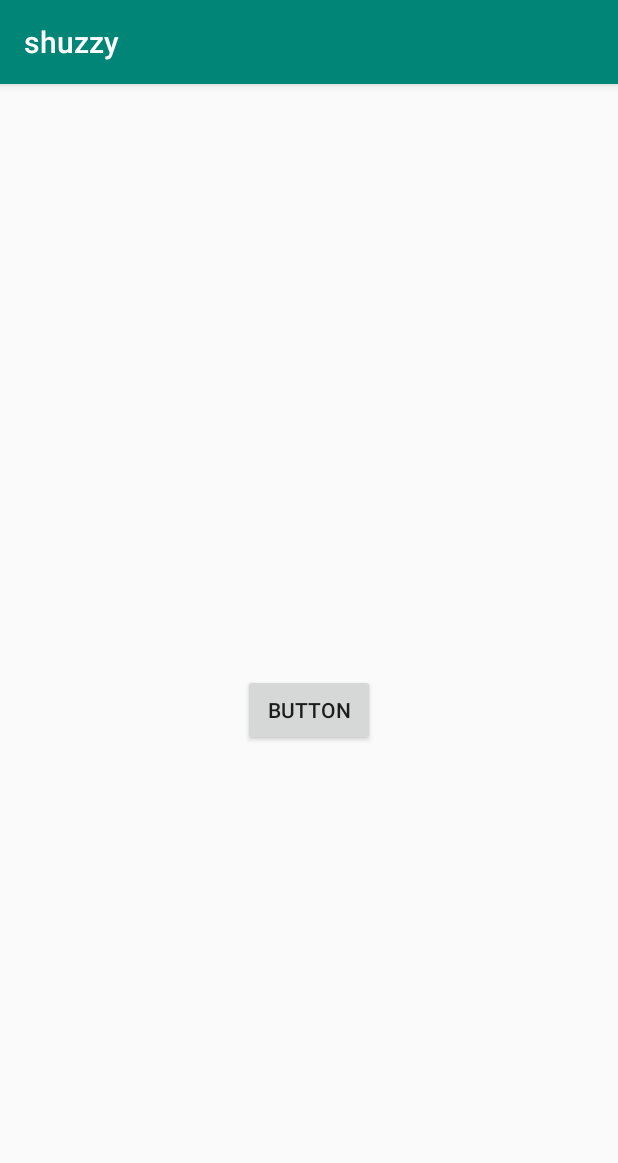
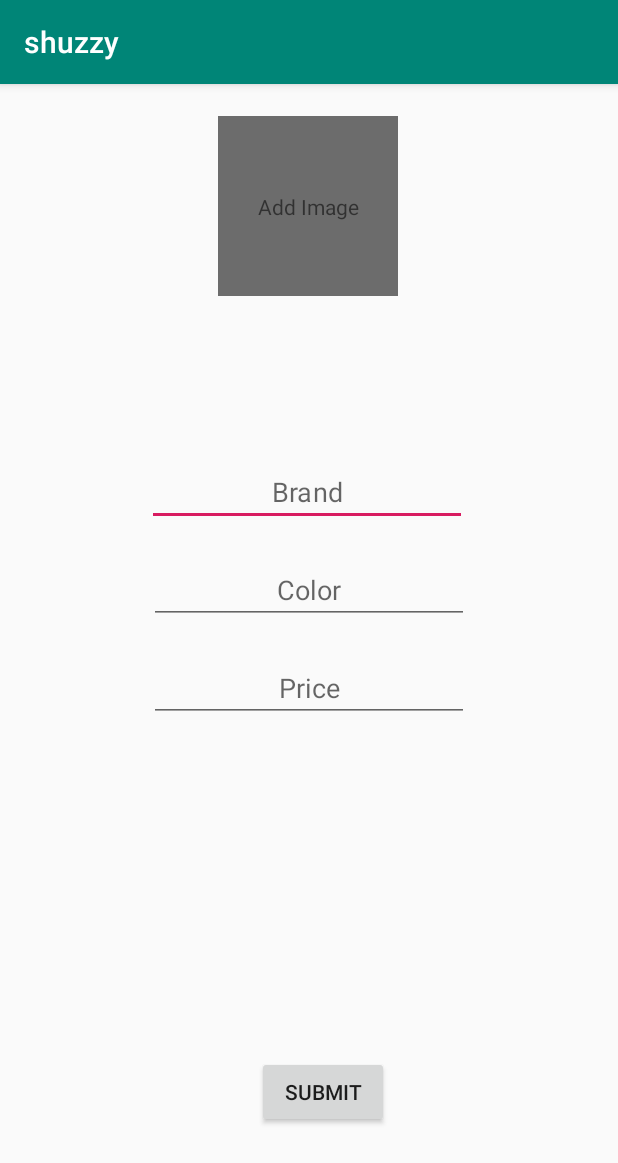
Before and after one commit to junaid-malim/shuzzy, an Android app: the SellerActivity screen opened directly, with no data from a screen before it, on a phone screen of 412 x 824 dp. Shown: the top 1163 px of the screen. Run offline under Robolectric (Android 15) with nearby library versions, the phone set to English and light mode, and no system bars; our stand-ins replace Firebase (no records; nobody signed in at launch, a user with empty details on screens opened directly).

Commit message:
post:sellerActivity pre:cart/wishlist and place order

```diff
--- a/app/src/main/java/com/shuzzy/junaid/shuzzy/MainActivity.java
+++ b/app/src/main/java/com/shuzzy/junaid/shuzzy/MainActivity.java
@@ -9,14 +9,13 @@ import android.support.v7.widget.RecyclerView;
 import com.firebase.ui.database.FirebaseRecyclerAdapter;
 import com.google.firebase.database.DatabaseReference;
 import com.google.firebase.database.FirebaseDatabase;
-import com.google.firebase.firestore.DocumentReference;
-import com.google.firebase.firestore.FirebaseFirestore;
+
 
 public class MainActivity extends AppCompatActivity {
 
     RecyclerView recyclerView;
     FirebaseDatabase firebaseDatabase = FirebaseDatabase.getInstance();
-    DatabaseReference reference = firebaseDatabase.getReference("shoes");
+    DatabaseReference reference = firebaseDatabase.getReference("Shoes");
 
 
     protected void onCreate(Bundle savedInstanceState) {
--- a/app/src/main/java/com/shuzzy/junaid/shuzzy/SellerActivity.java
+++ b/app/src/main/java/com/shuzzy/junaid/shuzzy/SellerActivity.java
@@ -1,47 +1,116 @@
 package com.shuzzy.junaid.shuzzy;
 
 import android.content.Intent;
+import android.database.Cursor;
 import android.net.Uri;
 import android.os.Environment;
+import android.provider.MediaStore;
+import android.support.v4.content.CursorLoader;
 import android.support.v7.app.AppCompatActivity;
 import android.os.Bundle;
+import android.util.Log;
 import android.view.View;
 import android.widget.Button;
+import android.widget.EditText;
+import android.widget.ImageView;
+import android.widget.TextView;
+import android.widget.Toast;
 
 import com.google.firebase.storage.FirebaseStorage;
 import com.google.firebase.storage.StorageReference;
 
 import java.io.File;
+import java.text.SimpleDateFormat;
 
 public class SellerActivity extends AppCompatActivity {
 
     StorageReference storageReference;
 
-    Button button;
+    ImageView imageView;
+    TextView textView;
+    EditText getColor1,getBrand,getPrice;
+    Button Submit;
 
-    Uri uri;
+
+    static final int PICK_IMAGE_REQUEST = 1;
+    String filePath;
+
 
     @Override
     protected void onCreate(Bundle savedInstanceState) {
         super.onCreate(savedInstanceState);
         setContentView(R.layout.activity_seller);
         storageReference=FirebaseStorage.getInstance().getReference();
-
-        button=findViewById(R.id.button2);
-
-        button.setOnClickListener(new View.OnClickListener() {
+        imageView=findViewById(R.id.smpl);
+        textView=findViewById(R.id.textView);
+        getBrand=findViewById(R.id.getBrand);
+        getPrice=findViewById(R.id.getPrice);
+        getColor1=findViewById(R.id.getColor1);
+        Submit=findViewById(R.id.button);
+        Submit.setOnClickListener(new View.OnClickListener() {
             @Override
             public void onClick(View v) {
-                openFolder();
+                new add_product(SellerActivity.this,getBrand.getText().toString(),getColor1.getText().toString(),getPrice.getText().toString(),filePath);
+            }
+        });
+
+        imageView.setOnClickListener(new View.OnClickListener() {
+            @Override
+            public void onClick(View v) {
+                imageBrowse();
             }
         });
 
     }
-    public void openFolder(){
-        Intent intent = new Intent(Intent.ACTION_GET_CONTENT);
-        uri = Uri.parse(Environment.getExternalStorageDirectory().getPath()
-                +  File.separator + "myFolder" + File.separator);
-        intent.setDataAndType(uri, "image/jpg");
-        startActivity(Intent.createChooser(intent, "Open folder"));
+
+
+    private void imageBrowse() {
+        Intent galleryIntent = new Intent(Intent.ACTION_PICK, android.provider.MediaStore.Images.Media.EXTERNAL_CONTENT_URI);
+        startActivityForResult(galleryIntent, PICK_IMAGE_REQUEST);
     }
+
+    public void onActivityResult(int requestCode, int resultCode, Intent data) {
+        super.onActivityResult(requestCode, resultCode, data);
+
+        if (resultCode == RESULT_OK) {
+
+            if(requestCode == PICK_IMAGE_REQUEST){
+                Uri picUri = data.getData();
+
+                filePath = getPath(picUri);
+
+                if (picUri != null) {
+                    Log.d("picUri", picUri.toString());
+                }
+                else {
+                    Toast.makeText(SellerActivity.this, "nulla", Toast.LENGTH_LONG).show();
+                }
+                Log.d("filePath", filePath);
+                textView.setVisibility(View.GONE);
+                imageView.setImageURI(picUri);
+
+            }
+
+        }
+
+    }
+    private String getPath(Uri contentUri) {
+        String[] proj = { MediaStore.Images.Media.DATA };
+        CursorLoader loader = new CursorLoader(getApplicationContext(), contentUri, proj, null, null, null);
+        Cursor cursor = loader.loadInBackground();
+        int column_index = 0;
+        if (cursor != null) {
+            column_index = cursor.getColumnIndexOrThrow(MediaStore.Images.Media.DATA);
+        }
+        else{
+            Toast.makeText(SellerActivity.this,"coloumn nulla",Toast.LENGTH_LONG).show();
+        }
+        if (cursor != null) {
+            cursor.moveToFirst();
+        }
+        String result = cursor.getString(column_index);
+        cursor.close();
+        return result;
+    }
+
 }
--- a/app/src/main/res/layout/activity_seller.xml
+++ b/app/src/main/res/layout/activity_seller.xml
@@ -6,17 +6,89 @@
     android:layout_height="match_parent"
     tools:context=".SellerActivity">
 
-    <Button
-        android:id="@+id/button2"
+    <ImageView
+        android:id="@+id/smpl"
+        android:layout_width="120dp"
+        android:layout_height="120dp"
+        app:layout_constraintBottom_toBottomOf="parent"
+        app:layout_constraintEnd_toEndOf="parent"
+        app:layout_constraintHorizontal_bias="0.498"
+        app:layout_constraintStart_toStartOf="parent"
+        app:layout_constraintTop_toTopOf="parent"
+        app:layout_constraintVertical_bias="0.033"
+
+        app:srcCompat="@color/common_google_signin_btn_text_light_default" />
+
+    <TextView
+        android:id="@+id/textView"
+        android:layout_width="wrap_content"
+        android:layout_height="wrap_content"
+        android:text="Add Image"
+        app:layout_constraintBottom_toBottomOf="@+id/smpl"
+        app:layout_constraintEnd_toEndOf="@+id/smpl"
+        app:layout_constraintStart_toStartOf="@+id/smpl"
+        app:layout_constraintTop_toTopOf="@+id/smpl" />
+
+    <EditText
+        android:id="@+id/getBrand"
         android:layout_width="wrap_content"
         android:layout_height="wrap_content"
         android:layout_marginStart="8dp"
-        android:layout_marginTop="74dp"
+        android:layout_marginTop="108dp"
+        android:layout_marginEnd="8dp"
+        android:ems="10"
+        android:hint="Brand"
+        android:inputType="textPersonName"
+        android:textAlignment="center"
+        app:layout_constraintEnd_toEndOf="parent"
+        app:layout_constraintHorizontal_bias="0.491"
+        app:layout_constraintStart_toStartOf="parent"
+        app:layout_constraintTop_toBottomOf="@+id/smpl" />
+
+    <EditText
+        android:id="@+id/getColor1"
+        android:layout_width="wrap_content"
+        android:layout_height="wrap_content"
+        android:layout_marginStart="8dp"
+        android:layout_marginTop="20dp"
+        android:layout_marginEnd="8dp"
+        android:ems="10"
+        android:hint="Color"
+        android:inputType="textPersonName"
+        android:textAlignment="center"
+        app:layout_constraintEnd_toEndOf="parent"
+        app:layout_constraintStart_toStartOf="parent"
+        app:layout_constraintTop_toBottomOf="@+id/getBrand" />
+
+    <EditText
+        android:id="@+id/getPrice"
+        android:layout_width="wrap_content"
+        android:layout_height="wrap_content"
+        android:layout_marginStart="8dp"
+        android:layout_marginTop="20dp"
         android:layout_marginEnd="8dp"
         android:layout_marginBottom="8dp"
-        android:text="Button"
+        android:ems="10"
+        android:hint="Price"
+        android:inputType="textPersonName"
+        android:textAlignment="center"
         app:layout_constraintBottom_toBottomOf="parent"
         app:layout_constraintEnd_toEndOf="parent"
         app:layout_constraintStart_toStartOf="parent"
-        app:layout_constraintTop_toTopOf="parent" />
+        app:layout_constraintTop_toBottomOf="@+id/getColor1"
+        app:layout_constraintVertical_bias="0.0" />
+
+    <Button
+        android:id="@+id/button"
+        android:layout_width="wrap_content"
+        android:layout_height="wrap_content"
+        android:layout_marginStart="8dp"
+        android:layout_marginEnd="8dp"
+        android:layout_marginBottom="72dp"
+        android:text="Submit"
+        app:layout_constraintBottom_toBottomOf="parent"
+        app:layout_constraintEnd_toEndOf="parent"
+        app:layout_constraintHorizontal_bias="0.53"
+        app:layout_constraintStart_toStartOf="parent" />
+
 </android.support.constraint.ConstraintLayout>
```
Also changed, not shown: app/src/main/AndroidManifest.xml (+10 -9 lines), app/src/main/java/com/shuzzy/junaid/shuzzy/PostActivity.java (added, +137 -0 lines), app/src/main/java/com/shuzzy/junaid/shuzzy/add_product.java (added, +66 -0 lines), app/src/main/java/com/shuzzy/junaid/shuzzy/model.java (+5 -5 lines), app/src/main/res/drawable/action_button_style.xml (added, +10 -0 lines), app/src/main/res/drawable/edit_text_styles.xml (added, +12 -0 lines), app/src/main/res/layout/activity_cart.xml (+16 -0 lines), app/src/main/res/layout/activity_post.xml (added, +61 -0 lines), app/src/main/res/drawable/add_img.png (added), app/src/main/res/drawable/bg.jpg (added).
